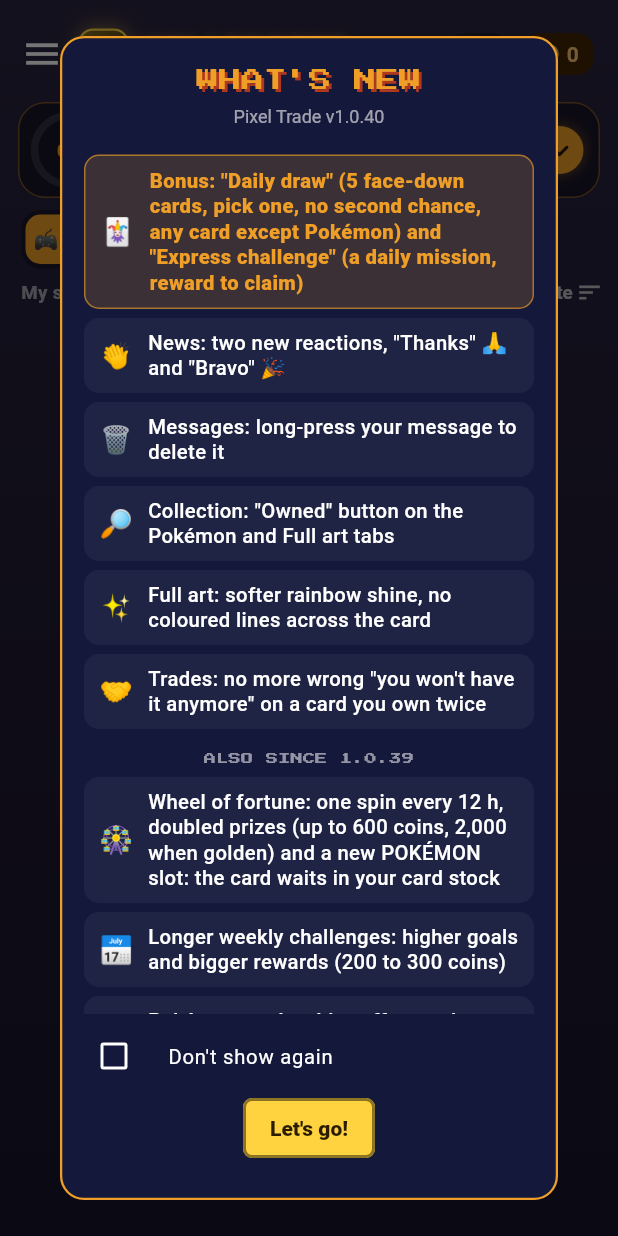
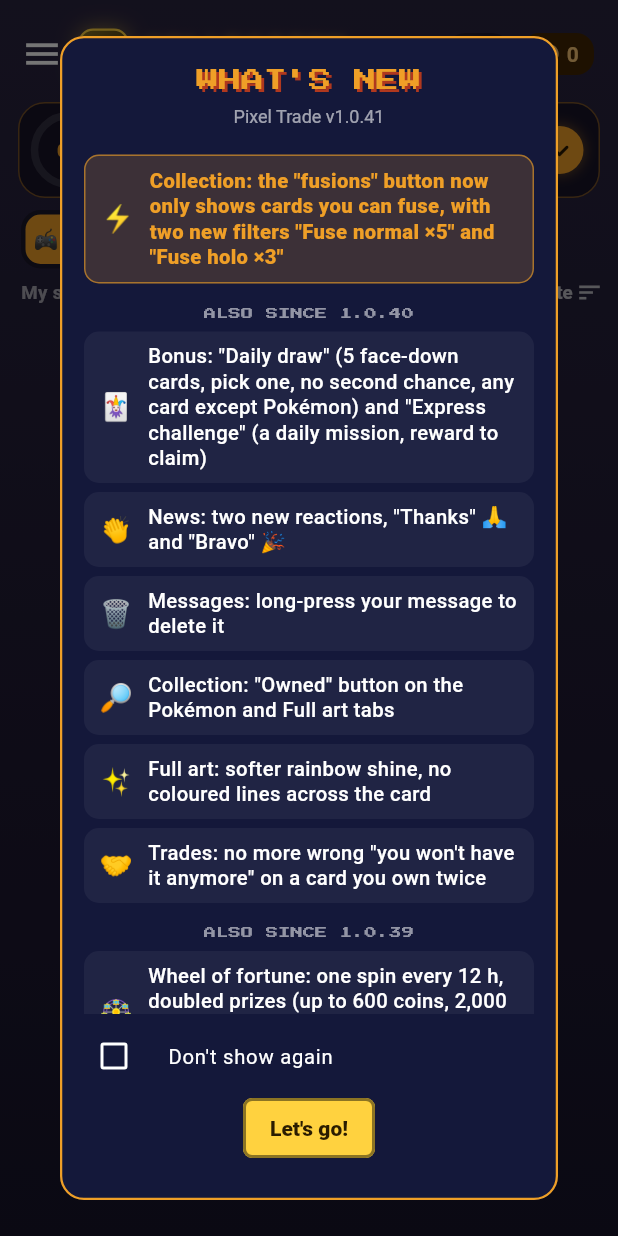
Before and after one commit to foclabroc/retro_collec_app, a Flutter app: the HomeShell screen opened directly, on a phone screen of 412 x 824 dp. Run offline on Flutter 3.47's test engine with Material 3 defaults, Android fonts, the phone set to English and light mode, and no system bars; our stand-ins replace flutter_local_notifications, google_fonts, open_filex, sensors_plus, shared_preferences, web; missing offline and left inert: dart:js_interop, workmanager; accounts and stored records are empty; network calls fail; statements that could not run were skipped.

Commit message:
1.0.41 : filtres de fusion (normales, brillantes)
Co-authored-by: Copilot <223556219+Copilot@users.noreply.github.com>

```diff
--- a/lib/filters.dart
+++ b/lib/filters.dart
@@ -12,7 +12,7 @@ import 'layout.dart';
 // ═══════════════════════════════════════════════════════════════════════════
 
 class CardFilter {
-  int show = 0; // 0 toutes, 1 possédées, 2 manquantes, 3 doublons, 4 brillantes ou dorées, 5 dorées
+  int show = 0; // 0 toutes, 1 possédées, 2 manquantes, 3 doublons, 4 brillantes ou dorées, 5 dorées, 6 fusions possibles, 7 normales (5), 8 brillantes (3)
   final rarities = <int>{}; // vide = toutes
   String? genre; // null = tous
   int sort = 0; // 0 numéro, 1 rareté, 2 année ↑, 3 année ↓, 4 nom, 5 exemplaires
@@ -43,6 +43,9 @@ class CardFilter {
         3 => qDupe(own),
         4 => own[1] + own[2] > 0,
         5 => own[2] > 0,
+        6 => !c.isSaga && (own[0] >= 5 || own[1] >= 3),
+        7 => !c.isSaga && own[0] >= 5,
+        8 => !c.isSaga && own[1] >= 3,
         _ => true,
       };
       if (!ok) return false;
@@ -88,6 +91,9 @@ List<String> get _showLabels => [
       t('Doublons', 'Duplicates'),
       t('Brillantes ✦', 'Holo ✦'),
       t('Dorées ★', 'Gold ★'),
+      t('Fusions ⚡', 'Fusions ⚡'),
+      t('Fusion normales ×5', 'Fuse normal ×5'),
+      t('Fusion brillantes ×3', 'Fuse holo ×3'),
       // pas de « Full art » ici : les full art ne sont que dans leur onglet de la Collection
     ];
 
--- a/lib/library.dart
+++ b/lib/library.dart
@@ -447,7 +447,7 @@ class _LibraryScreenState extends State<LibraryScreen> {
         ]);
     // raccourcis
     final a1 = action('♻', '${g.dupes}', t('doublons · ${g.fragments} fragm.', 'duplicates · ${g.fragments} frag.'), Colors.white, g.dupes > 0 ? () => recycleAllDupes(context) : null);
-    final a2 = action('⚡', '${g.fusable}', t('fusions', 'fusions'), g.fusable > 0 ? kGold : Colors.white54, () => _openCards(show: 3, sort: 5));
+    final a2 = action('⚡', '${g.fusable}', t('fusions', 'fusions'), g.fusable > 0 ? kGold : Colors.white54, () => _openCards(show: 6, sort: 5));
     final a3 = action('✦', '${g.holoCount}', t('brillantes', 'holo'), const Color(0xFFB4A9FF), () => _openCards(show: 4, sort: 1));
     final a4 = action('★', '${g.goldCount}', t('dorées', 'gold'), const Color(0xFFFFD54F), () => _openCards(show: 5, sort: 1));
     final a5 = action('★★', '${g.fullArtCount}', t('full art', 'full art'), const Color(0xFFFF9FE5), () => _setMode(2)); // full art : seulement dans son onglet
--- a/lib/update_check.dart
+++ b/lib/update_check.dart
@@ -19,7 +19,7 @@ import 'web_audio_stub.dart' if (dart.library.js_interop) 'web_audio_web.dart';
 // ═══════════════════════════════════════════════════════════════════════════
 
 /// Version de l'application (identique au pubspec.yaml, sans le « +N »).
-const kRetroCollecVersion = '1.0.40';
+const kRetroCollecVersion = '1.0.41';
 
 const _apiLatest = 'https://api.github.com/repos/foclabroc/retro_collec_app/releases/latest';
 const _releasesPage = 'https://github.com/foclabroc/retro_collec_app/releases/latest';
--- a/lib/whats_new.dart
+++ b/lib/whats_new.dart
@@ -12,6 +12,9 @@ import 'update_check.dart';
 // ═══════════════════════════════════════════════════════════════════════════
 
 const _kNews = <(String, String, String)>[
+  ('⚡', 'Collection : le bouton « fusions » n\'affiche plus que les cartes fusionnables, avec deux nouveaux filtres « Fusion normales ×5 » et « Fusion brillantes ×3 »',
+      'Collection: the "fusions" button now only shows cards you can fuse, with two new filters "Fuse normal ×5" and "Fuse holo ×3"'),
+  ('#', 'Aussi depuis la 1.0.40', 'Also since 1.0.40'),
   ('🃏', 'Bonus : « Pioche du jour » (5 cartes face cachée, tu en choisis une, pas de seconde chance, toutes les cartes sauf Pokémon) et « Défi express » (une mission du jour, récompense à récupérer)',
       'Bonus: "Daily draw" (5 face-down cards, pick one, no second chance, any card except Pokémon) and "Express challenge" (a daily mission, reward to claim)'),
   ('👏', 'Actu : deux nouvelles réactions, « Merci » 🙏 et « Bravo » 🎉',
--- a/pubspec.yaml
+++ b/pubspec.yaml
@@ -1,7 +1,7 @@
 name: retro_collec
 description: Pixel Trade — collection multijoueur de boîtes de jeux rétro (paquets, échanges, marché) by foclabroc
 publish_to: 'none'
-version: 1.0.40+41
+version: 1.0.41+42
 
 environment:
   sdk: '>=3.0.0 <4.0.0'
```
Also changed, not shown: 2 other files.
